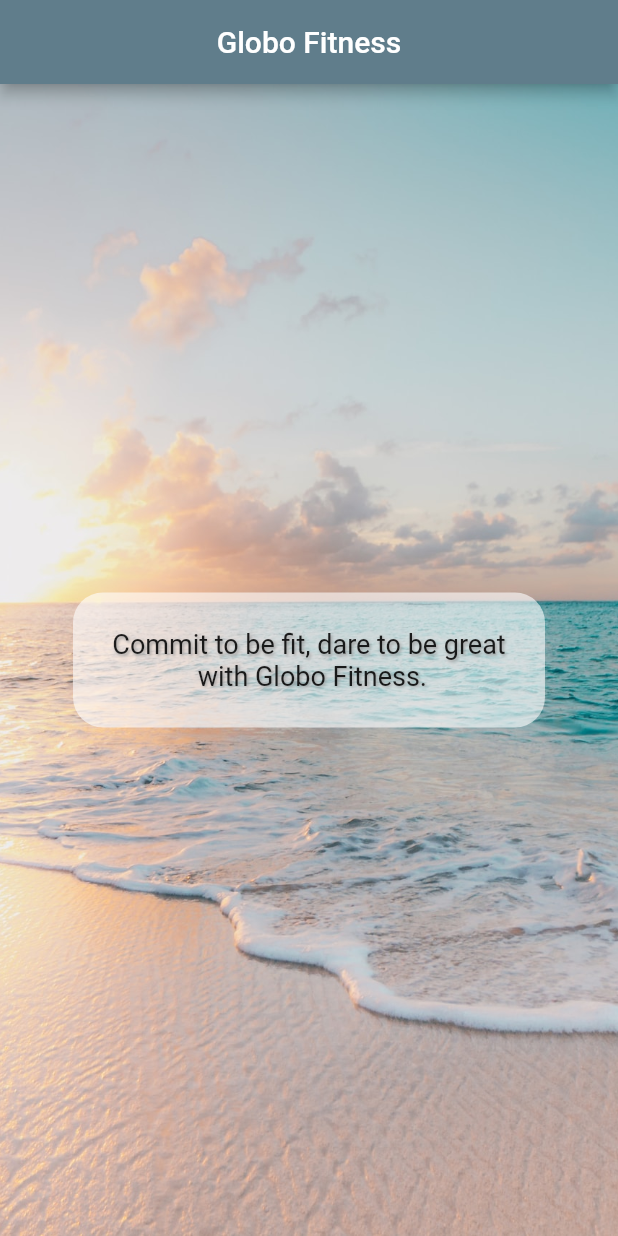
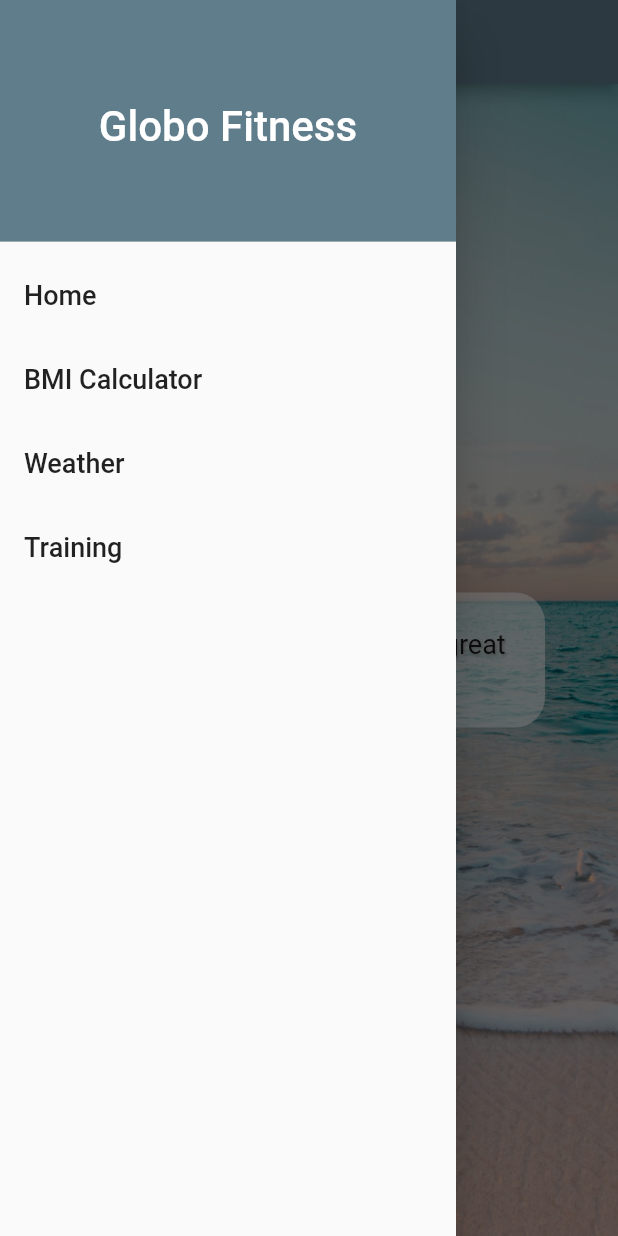
Before and after one commit to Nwabisa-Mawu/flutter_application_first, a Flutter app: the screen it shows after launch, with the side drawer open (before the commit the screen has no drawer), on a phone screen of 412 x 824 dp. Run offline on Flutter 3.47's test engine with Material 2 defaults, Android fonts, the phone set to English and light mode, and no system bars.

Commit message:
Completed menu drawer

```diff
--- a/lib/screens/intro_screen.dart
+++ b/lib/screens/intro_screen.dart
@@ -1,6 +1,7 @@
 // ignore_for_file: prefer_const_constructors, prefer_const_literals_to_create_immutables
 
 import 'package:flutter/material.dart';
+import 'package:flutter_application_first/shared/menu_drawer.dart';
 
 class IntroScreen extends StatelessWidget {
   const IntroScreen({Key? key}) : super(key: key);
@@ -10,6 +11,8 @@ class IntroScreen extends StatelessWidget {
     return Scaffold(
       // the appbar gives you the top navigation tab for mobile home page
       appBar: AppBar(title: Center(child: const Text('Globo Fitness'))),
+      // this is where you place the menu drawer
+      drawer: MenuDrawer(),
       // this is where you put the body content of the home page
       // this is the container for the whole body
       body: Container(
--- /dev/null
+++ b/lib/shared/menu_drawer.dart
@@ -0,0 +1,52 @@
+// ignore_for_file: prefer_const_constructors, avoid_function_literals_in_foreach_calls
+
+import 'package:flutter/material.dart';
+
+class MenuDrawer extends StatelessWidget {
+  const MenuDrawer({super.key});
+
+  @override
+  Widget build(BuildContext context) {
+    return Drawer(
+      // Listview contains a scrollable list of widgets
+      child: ListView(
+        // the context is the same as the one in the class declaration when the build method gets called
+        children: buildMenuItems(context)
+      ),
+    );
+  }
+
+  // create a new method to build the menu items in the drawer that will return a list
+  // the <widget> is the state the data type of the things in our list
+  List<Widget> buildMenuItems(BuildContext context) {
+    // we declare the list variable with final keyword because we will not need to change it during the app's lifetime
+    // will iterate through this list to create menu items
+    final List<String> menuTitles = [
+      'Home',
+      'BMI Calculator',
+      'Weather',
+      'Training'
+    ];
+
+    // declare a mutable variable then use the add method to add new items to the list that will show in the drawer
+    List<Widget> menuItems = [];
+    menuItems.add(DrawerHeader(
+      decoration: BoxDecoration(color: Colors.blueGrey),
+      child: Center(
+        child: Text('Globo Fitness',
+            style: TextStyle(color: Colors.white, fontSize: 28)),
+      ),
+    ));
+
+    menuTitles.forEach((String element) {
+      // ListTile is a widget with a fixed height that can contain some text and icons
+      menuItems.add(ListTile(
+          // the element represents a single string from the list we are iterating.
+          // the onTap parameter will contain the code for navigating to other pages
+          title: Text(element, style: TextStyle(fontSize: 18)),
+          onTap: () {}));
+    });
+    // this method returns the items for our drawer
+    return menuItems;
+  }
+}
```
